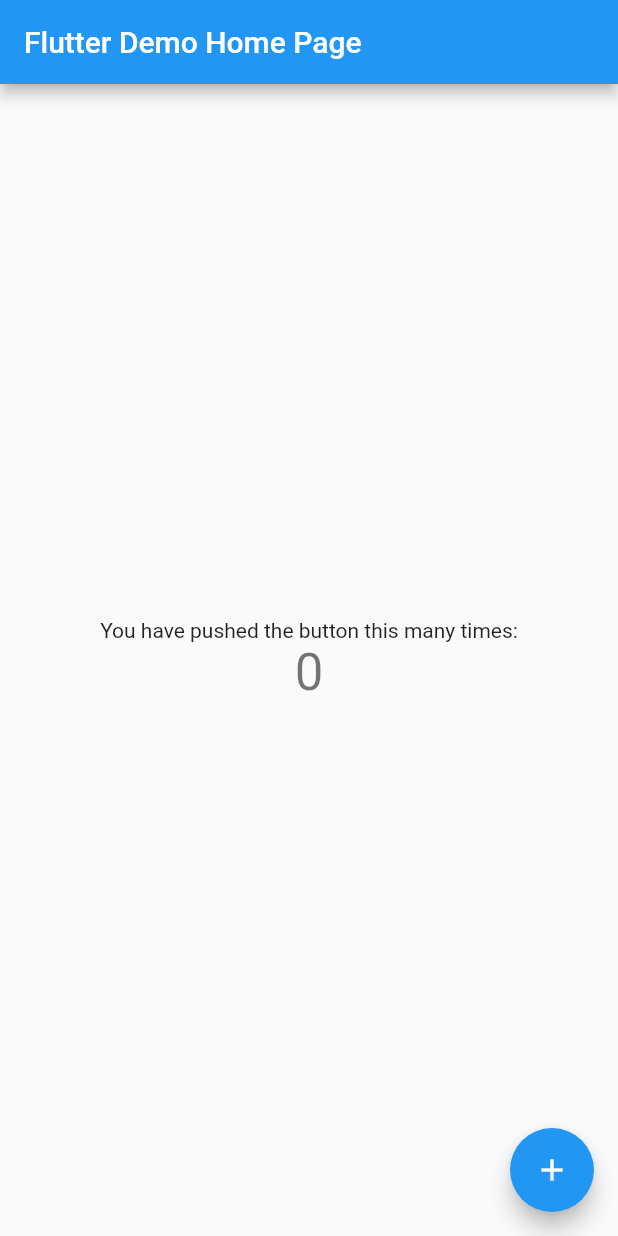
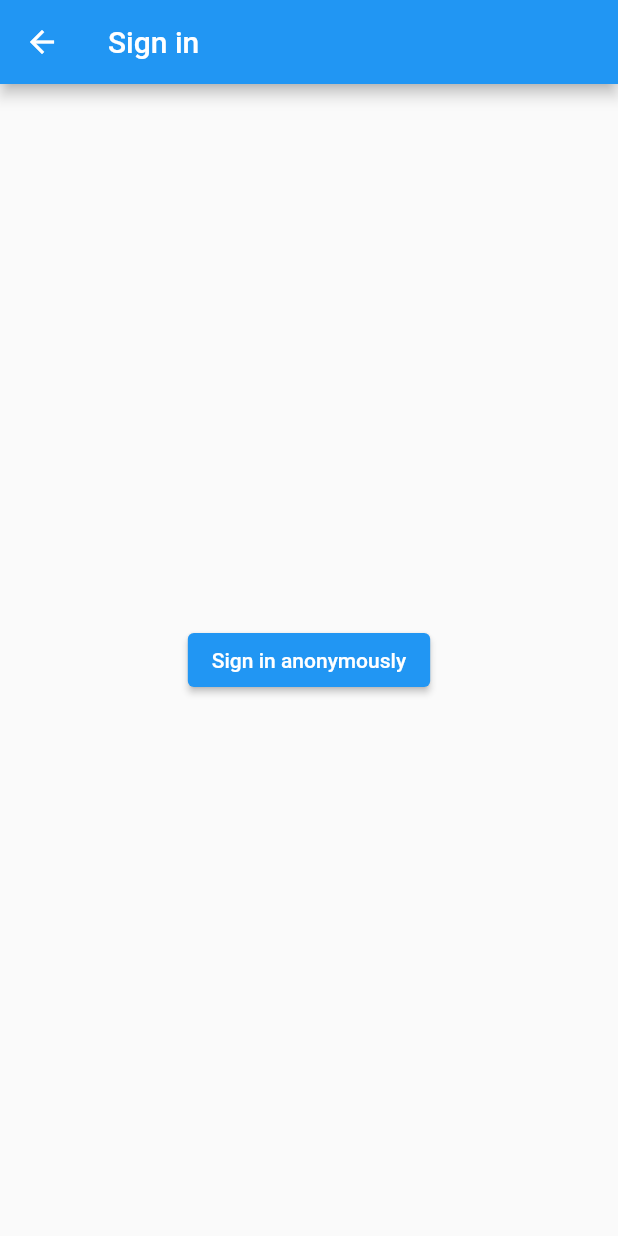
Before and after one commit to developer-ocansey/test-mobiledev, a Flutter app: the screen it shows after launch, on a phone screen of 412 x 824 dp. Run offline on Flutter 3.47's test engine with Material 2 defaults, Android fonts, the phone set to English and light mode, and no system bars; our stand-ins replace cloud_firestore, firebase_auth, firebase_core; accounts and stored records are empty.

```diff
--- a/lib/main.dart
+++ b/lib/main.dart
@@ -1,113 +1,38 @@
+import 'package:firebase_core/firebase_core.dart';
 import 'package:flutter/material.dart';
+import 'package:test02/screens/home.dart';
+import 'screens/login.dart';
+import 'package:firebase_auth/firebase_auth.dart';
 
-void main() {
-  runApp(MyApp());
+void main() async {
+  WidgetsFlutterBinding.ensureInitialized();
+  await Firebase.initializeApp();
+  runApp(MaterialApp(home:App()));
 }
 
-class MyApp extends StatelessWidget {
-  // This widget is the root of your application.
+class App extends StatelessWidget {
   @override
   Widget build(BuildContext context) {
-    return MaterialApp(
-      title: 'Flutter Demo',
-      theme: ThemeData(
-        // This is the theme of your application.
-        //
-        // Try running your application with "flutter run". You'll see the
-        // application has a blue toolbar. Then, without quitting the app, try
-        // changing the primarySwatch below to Colors.green and then invoke
-        // "hot reload" (press "r" in the console where you ran "flutter run",
-        // or simply save your changes to "hot reload" in a Flutter IDE).
-        // Notice that the counter didn't reset back to zero; the application
-        // is not restarted.
-        primarySwatch: Colors.blue,
-      ),
-      home: MyHomePage(title: 'Flutter Demo Home Page'),
+    return StreamBuilder<User?>(
+      stream: FirebaseAuth.instance.authStateChanges(),
+      builder: (context, snapshot) {
+        if (snapshot.connectionState == ConnectionState.active) {
+          if (snapshot.data == null) {
+            return LoginScreen();
+          }
+          return HomePage(
+            title: 'Number Generator',
+          );
+        } else {
+          return Scaffold(
+            body: Center(
+              child: CircularProgressIndicator(),
+            ),
+          );
+        }
+      },
     );
   }
 }
 
-class MyHomePage extends StatefulWidget {
-  MyHomePage({Key? key, required this.title}) : super(key: key);
-
-  // This widget is the home page of your application. It is stateful, meaning
-  // that it has a State object (defined below) that contains fields that affect
-  // how it looks.
-
-  // This class is the configuration for the state. It holds the values (in this
-  // case the title) provided by the parent (in this case the App widget) and
-  // used by the build method of the State. Fields in a Widget subclass are
-  // always marked "final".
-
-  final String title;
-
-  @override
-  _MyHomePageState createState() => _MyHomePageState();
-}
-
-class _MyHomePageState extends State<MyHomePage> {
-  int _counter = 0;
-
-  void _incrementCounter() {
-    setState(() {
-      // This call to setState tells the Flutter framework that something has
-      // changed in this State, which causes it to rerun the build method below
-      // so that the display can reflect the updated values. If we changed
-      // _counter without calling setState(), then the build method would not be
-      // called again, and so nothing would appear to happen.
-      _counter++;
-    });
-  }
-
-  @override
-  Widget build(BuildContext context) {
-    // This method is rerun every time setState is called, for instance as done
-    // by the _incrementCounter method above.
-    //
-    // The Flutter framework has been optimized to make rerunning build methods
-    // fast, so that you can just rebuild anything that needs updating rather
-    // than having to individually change instances of widgets.
-    return Scaffold(
-      appBar: AppBar(
-        // Here we take the value from the MyHomePage object that was created by
-        // the App.build method, and use it to set our appbar title.
-        title: Text(widget.title),
-      ),
-      body: Center(
-        // Center is a layout widget. It takes a single child and positions it
-        // in the middle of the parent.
-        child: Column(
-          // Column is also a layout widget. It takes a list of children and
-          // arranges them vertically. By default, it sizes itself to fit its
-          // children horizontally, and tries to be as tall as its parent.
-          //
-          // Invoke "debug painting" (press "p" in the console, choose the
-          // "Toggle Debug Paint" action from the Flutter Inspector in Android
-          // Studio, or the "Toggle Debug Paint" command in Visual Studio Code)
-          // to see the wireframe for each widget.
-          //
-          // Column has various properties to control how it sizes itself and
-          // how it positions its children. Here we use mainAxisAlignment to
-          // center the children vertically; the main axis here is the vertical
-          // axis because Columns are vertical (the cross axis would be
-          // horizontal).
-          mainAxisAlignment: MainAxisAlignment.center,
-          children: <Widget>[
-            Text(
-              'You have pushed the button this many times:',
-            ),
-            Text(
-              '$_counter',
-              style: Theme.of(context).textTheme.headline4,
-            ),
-          ],
-        ),
-      ),
-      floatingActionButton: FloatingActionButton(
-        onPressed: _incrementCounter,
-        tooltip: 'Increment',
-        child: Icon(Icons.add),
-      ), // This trailing comma makes auto-formatting nicer for build methods.
-    );
-  }
-}
+//TODO imporve styling
--- /dev/null
+++ b/lib/screens/login.dart
@@ -0,0 +1,29 @@
+import 'package:flutter/material.dart';
+import 'package:firebase_auth/firebase_auth.dart';
+
+class LoginScreen extends StatefulWidget {
+  @override
+  _LoginScreenState createState() => _LoginScreenState();
+}
+
+class _LoginScreenState extends State<LoginScreen> {
+  _signInAnonymously() async {
+    FirebaseAuth.instance.signInAnonymously();
+  }
+
+  @override
+  Widget build(BuildContext context) {
+    return Scaffold(
+      appBar: AppBar(      leading: BackButton(
+          color: Colors.white
+      ),
+          title: Text('Sign in')),
+      body: Center(
+        child: ElevatedButton(
+          child: Text('Sign in anonymously'),
+          onPressed: _signInAnonymously,
+        ),
+      ),
+    );
+  }
+}
```
Also changed, not shown: lib/screens/generated_numbers.dart (added, +47 -0 lines), lib/screens/home.dart (added, +70 -0 lines), pubspec.yaml (+5 -4 lines), pubspec.lock, 2 other files.
